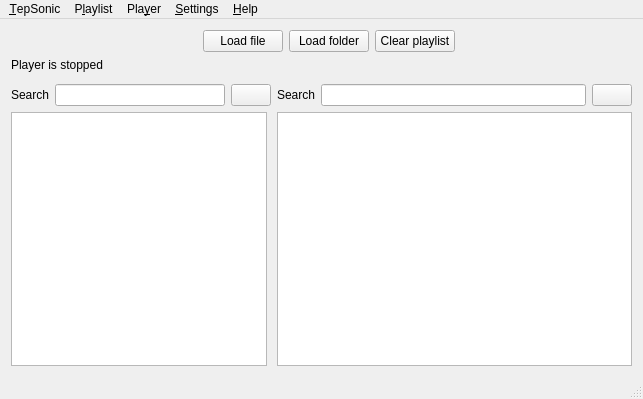
First picture: the form in src/ui/mainwindow.ui, repository danvratil/TepSonic, before the edit.
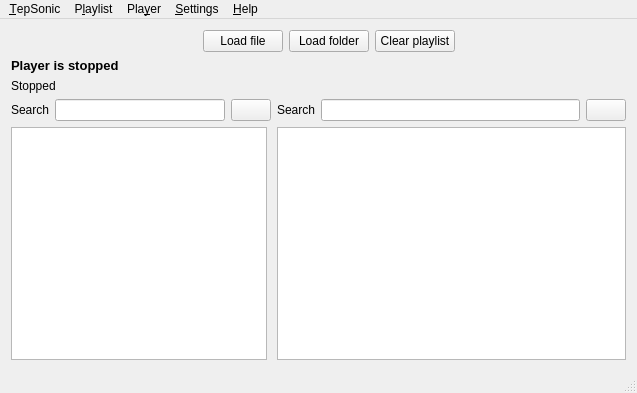
Second picture: the form after the edit. Icons and pictures are not drawn. Custom widgets are drawn as their Qt base class.

Commit message: Added label with displaying current playback position

```diff
--- a/src/ui/mainwindow.ui
+++ b/src/ui/mainwindow.ui
@@ -6,8 +6,8 @@
    <rect>
     <x>0</x>
     <y>0</y>
-    <width>643</width>
-    <height>399</height>
+    <width>637</width>
+    <height>393</height>
    </rect>
   </property>
   <property name="sizePolicy">
@@ -233,6 +233,13 @@
     </item>
     <item>
      <widget class="QLabel" name="trackTitleLabel">
+      <property name="font">
+       <font>
+        <pointsize>10</pointsize>
+        <weight>75</weight>
+        <bold>true</bold>
+       </font>
+      </property>
       <property name="text">
        <string>Player is stopped</string>
       </property>
@@ -240,6 +247,13 @@
     </item>
     <item>
      <layout class="QHBoxLayout" name="playerControlLayout">
+      <item>
+       <widget class="QLabel" name="playbackTimeLabel">
+        <property name="text">
+         <string>Stopped</string>
+        </property>
+       </widget>
+      </item>
       <item>
        <widget class="Phonon::SeekSlider" name="seekSlider" native="true"/>
       </item>
@@ -361,7 +375,7 @@
     <rect>
      <x>0</x>
      <y>0</y>
-     <width>643</width>
+     <width>637</width>
      <height>20</height>
     </rect>
    </property>
```
Left out of the diff: 44 changed lines with no effect on the pictures. The commit also changes 6 other files.
